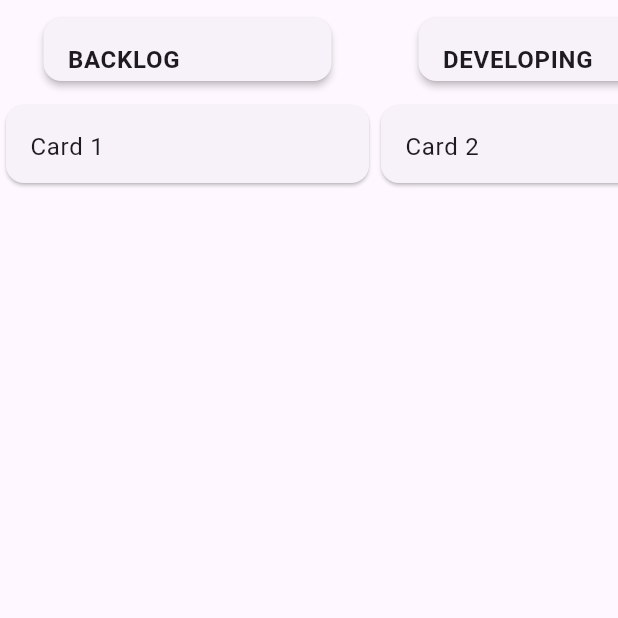
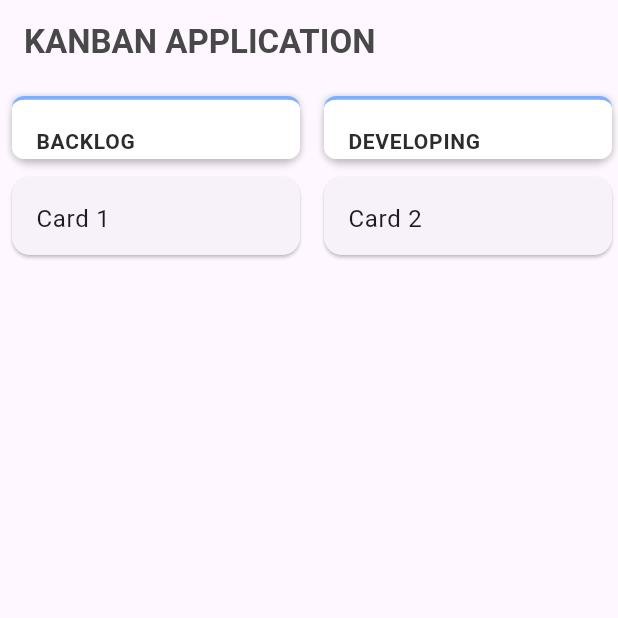
Before and after one commit to ashtondunderdale/clerica, a Flutter app: the screen it shows after launch, on a phone screen of 412 x 824 dp, the top half of it. Run offline on Flutter 3.47's test engine with Material 3 defaults, Android fonts, the phone set to English and light mode, and no system bars.

Commit message:
refactored colours and styles

```diff
--- a/kanban/lib/components/card.dart
+++ b/kanban/lib/components/card.dart
@@ -19,8 +19,8 @@ class KanbanCard extends StatelessWidget {
       ),
 
       feedback: SizedBox(
-        height: 60,
-        width: 250,
+        height: cardHeight,
+        width: cardWidth,
         child: Card(
           child: ListTile(
             title: Text(cardName),
@@ -29,8 +29,8 @@ class KanbanCard extends StatelessWidget {
       ),
 
       childWhenDragging: SizedBox(
-        height: 60,
-        width: 250,
+        height: cardHeight,
+        width: cardWidth,
         child: Card(
           color: Colors.grey.withOpacity(.1),
           child: ListTile(
@@ -56,8 +56,8 @@ class KanbanCard extends StatelessWidget {
       },
 
       child: SizedBox(
-        height: 60,
-        width: 250,
+        height: cardHeight,
+        width: cardWidth,
         child: Card(
           child: ListTile(
             title: Text(cardName),
--- a/kanban/lib/components/column.dart
+++ b/kanban/lib/components/column.dart
@@ -1,4 +1,5 @@
 import 'package:flutter/material.dart';
+import 'globals.dart';
 
 class KanbanColumnTitle extends StatelessWidget {
   const KanbanColumnTitle({
@@ -10,24 +11,54 @@ class KanbanColumnTitle extends StatelessWidget {
 
   @override
   Widget build(BuildContext context) {
-    return Padding(
-      padding: const EdgeInsets.all(8.0),
+    return Row(
+      mainAxisAlignment: MainAxisAlignment.spaceEvenly,
+      children: [
+        Padding(
+          padding: const EdgeInsets.all(4),
           child: SizedBox(
-        height: 50,
-        width: 200,
+            height: columnHeight,
+            width: cardWidth,
             child: Card(
+              shape: RoundedRectangleBorder(
+                borderRadius: BorderRadius.circular(12),
+              ),
               shadowColor: Colors.black,
               elevation: 2.0,
+              child: Container(
+        decoration: BoxDecoration(
+          color: const Color.fromARGB(255, 255, 255, 255),
+          borderRadius: const BorderRadius.all(Radius.circular(8),
+          ),
+          border: Border(
+            top: BorderSide(
+              color: Color.fromARGB(255, 124, 176, 255),
+              width: 2.5,
+            ),
+          ),
+          boxShadow: [
+            BoxShadow(
+              color: const Color.fromARGB(255, 204, 204, 204).withOpacity(0.5),
+              spreadRadius: 1,
+              blurRadius: 2,
+            ),
+          ],
+        ),
               child: ListTile(
                 title: Text(
                   columnTitle,
                   style: TextStyle(
+                    fontSize: 14,
                     fontWeight: FontWeight.bold,
+                    color: const Color.fromARGB(255, 44, 44, 44),
                   ),
                 ),
               ),
             ),
           ),
+        )
+          ),
+      ],
     );
   }
 }
--- a/kanban/lib/components/globals.dart
+++ b/kanban/lib/components/globals.dart
@@ -3,6 +3,9 @@ import 'card.dart';
 
 String previousColumn = "";
 String movingCard = "";
+double cardWidth = 200;
+double cardHeight = 60;
+double columnHeight = 50;
 
 Map<String, List<KanbanCard>> kanbanBoard = {
   "BACKLOG": [
--- a/kanban/lib/components/movingCard.dart
+++ b/kanban/lib/components/movingCard.dart
@@ -1,4 +1,5 @@
 import 'package:flutter/material.dart';
+import 'globals.dart';
 
 class KanbanMovingCard extends StatelessWidget {
   const KanbanMovingCard({
@@ -8,8 +9,8 @@ class KanbanMovingCard extends StatelessWidget {
   @override
   Widget build(BuildContext context) {
     return SizedBox(
-      height: 60,
-      width: 250,
+      height: cardHeight,
+      width: cardWidth,
       child: Card(
         color: Color.fromARGB(255, 189, 189, 189),
         child: ListTile(
--- a/kanban/lib/main.dart
+++ b/kanban/lib/main.dart
@@ -1,38 +1,30 @@
 import 'package:flutter/material.dart';
-
 import 'components/card.dart';
 import 'components/column.dart';
 import 'components/movingCard.dart';
 import 'components/globals.dart';
 
-void main() {
-  runApp(MyApp());
-}
+void main() => runApp(App());
 
-class MyApp extends StatelessWidget {
+class App extends StatelessWidget {
   @override
   Widget build(BuildContext context) {
     return MaterialApp(
       title: 'Kanban Application',
-      theme: ThemeData(
-        primarySwatch: Colors.blue,
-      ),
-      home: MyHomePage(title: 'Flutter Kanban Home'),
+      home: MyHomePage(),
     );
   }
 }
 
 class MyHomePage extends StatefulWidget {
-  MyHomePage({Key? key, required this.title}) : super(key: key);
-
-  final String title;
+  MyHomePage({super.key});
 
   @override
   _MyHomePageState createState() => _MyHomePageState();
 }
 
 class _MyHomePageState extends State<MyHomePage> {
-  DragTarget createDragColumn(String columnName) {
+  DragTarget buildColumn(String columnName) {
     return DragTarget<KanbanCard>(
       builder: (
         context,
@@ -45,8 +37,8 @@ class _MyHomePageState extends State<MyHomePage> {
             KanbanColumnTitle(columnTitle: columnName),
             isInCurrentColumn ? KanbanMovingCard() : Container(),
             Expanded(
-              child: Container(
-                width: 250,
+              child: SizedBox(
+                width: cardWidth,
                 child: ReorderableListView(
                   scrollDirection: Axis.vertical,
                   onReorder: (int oldIndex, int newIndex) {
@@ -61,7 +53,7 @@ class _MyHomePageState extends State<MyHomePage> {
                   children: kanbanBoard[columnName]!.reversed.toList(),
                 ),
               ),
-            )
+            ),
           ],
         );
       },
@@ -83,8 +75,7 @@ class _MyHomePageState extends State<MyHomePage> {
             kanbanBoard[columnName]!.add(data);
           }
           if (columnName != previousColumn) {
-            kanbanBoard[previousColumn]
-                ?.removeWhere((element) => element.cardName == data.cardName);
+            kanbanBoard[previousColumn]?.removeWhere((element) => element.cardName == data.cardName);
           }
         });
       },
@@ -94,16 +85,25 @@ class _MyHomePageState extends State<MyHomePage> {
   @override
   Widget build(BuildContext context) {
     return Scaffold(
+      appBar: AppBar(
+        title: Text(
+          'KANBAN APPLICATION',
+          style: TextStyle(
+            color: Color.fromARGB(255, 72, 72, 72),
+            fontWeight: FontWeight.bold,
+          ),
+          ),
+      ),
       body: SingleChildScrollView(
         scrollDirection: Axis.horizontal,
         child: Row(
           children: [
-            createDragColumn("BACKLOG"),
-            createDragColumn("DEVELOPING"),
-            createDragColumn("DEVELOPED"),
-            createDragColumn("TESTING"),
-            createDragColumn("TESTED"),
-            createDragColumn("DONE"),
+            buildColumn("BACKLOG"),
+            buildColumn("DEVELOPING"),
+            buildColumn("DEVELOPED"),
+            buildColumn("TESTING"),
+            buildColumn("TESTED"),
+            buildColumn("DONE"),
           ],
         ),
       ),
```
Lines whose indentation alone changed are shown as unchanged.
